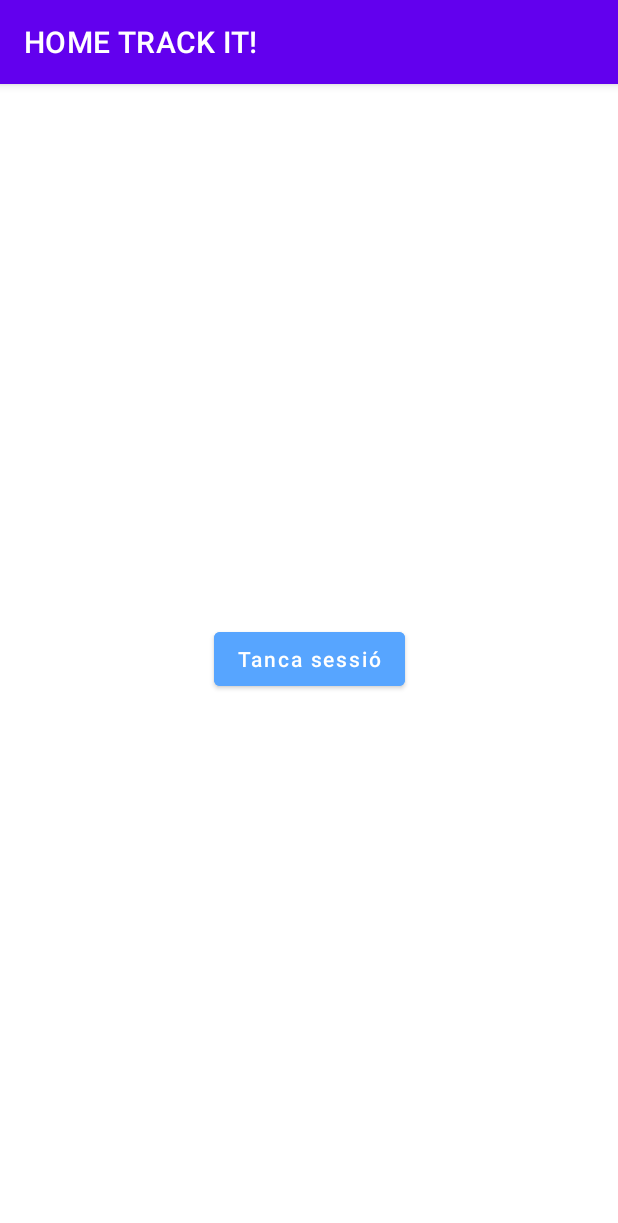
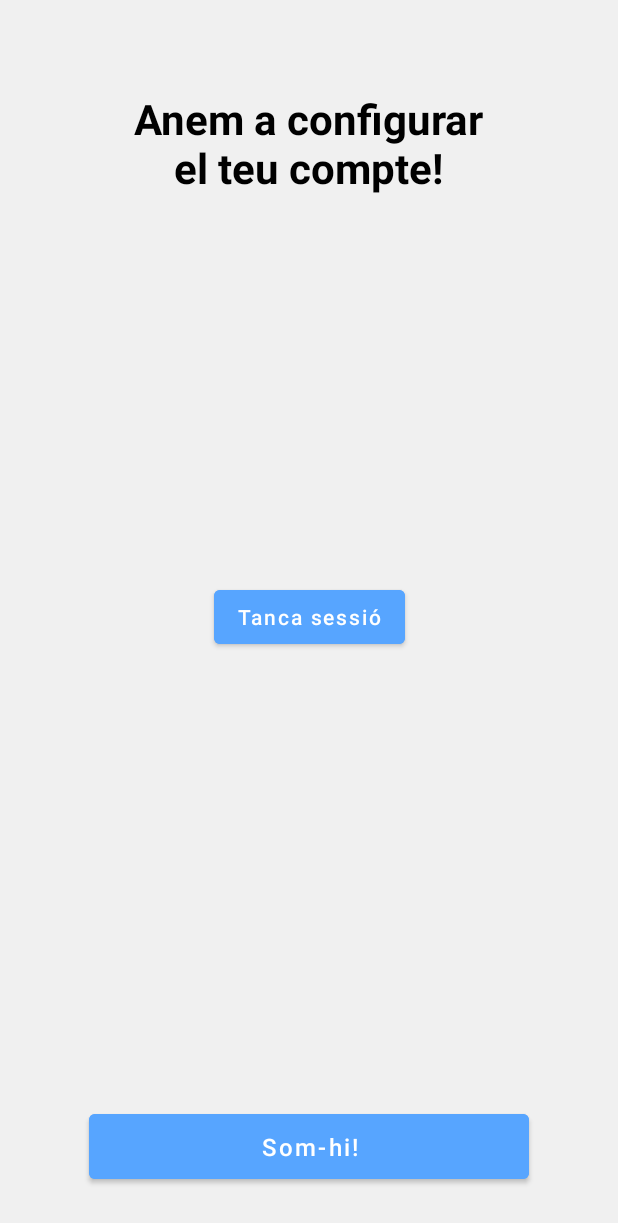
Before and after one commit to xvxnoah/Track-It, an Android app: the Welcome_Page screen opened directly, with no data from a screen before it, on a phone screen of 412 x 824 dp. Shown: the top 1223 px of the screen. Run offline under Robolectric (Android 15) with nearby library versions, the phone set to English and light mode, and no system bars; our stand-ins replace Firebase (no records; nobody signed in at launch, a user with empty details on screens opened directly).

Commit message:
Added some back rows & welcome page

```diff
--- a/app/src/main/AndroidManifest.xml
+++ b/app/src/main/AndroidManifest.xml
@@ -10,6 +10,9 @@
         android:label="@string/app_name"
         android:supportsRtl="true"
         android:theme="@style/Theme.TrackIt">
+        <activity
+            android:name=".Info_Welcome_Page"
+            android:exported="false" />
         <activity
             android:name=".SuccesfulReset"
             android:exported="false" />
--- a/app/src/main/java/com/example/trackit/Splash_Screen.java
+++ b/app/src/main/java/com/example/trackit/Splash_Screen.java
@@ -19,7 +19,7 @@ public class Splash_Screen extends AppCompatActivity {
         new Handler().postDelayed(new Runnable() {
             @Override
             public void run() {
-                Intent i = new Intent(Splash_Screen.this, AuthActivity.class);
+                Intent i = new Intent(Splash_Screen.this, Info_Welcome_Page.class);
 
                 startActivity(i);
 
--- a/app/src/main/java/com/example/trackit/Welcome_Page.java
+++ b/app/src/main/java/com/example/trackit/Welcome_Page.java
@@ -22,9 +22,9 @@ public class Welcome_Page extends AppCompatActivity {
 
     @Override
     protected void onCreate(Bundle savedInstanceState) {
-        setTitle("HOME TRACK IT!");
         super.onCreate(savedInstanceState);
         setContentView(R.layout.activity_welcome_page);
+        getSupportActionBar().hide();
 
         // Save log in status
         SharedPreferences saveSession = getSharedPreferences(getString(R.string.prefs_file), Context.MODE_PRIVATE);
--- a/app/src/main/res/layout/activity_welcome_page.xml
+++ b/app/src/main/res/layout/activity_welcome_page.xml
@@ -4,6 +4,7 @@
     xmlns:tools="http://schemas.android.com/tools"
     android:layout_width="match_parent"
     android:layout_height="match_parent"
+    android:background="@color/softGrey"
     tools:context=".Welcome_Page">
 
     <Button
@@ -18,4 +19,32 @@
         app:layout_constraintStart_toStartOf="parent"
         app:layout_constraintTop_toTopOf="parent"
         app:layout_constraintVertical_bias="0.499" />
+
+    <TextView
+        android:id="@+id/welcomeText"
+        android:layout_width="258dp"
+        android:layout_height="125dp"
+        android:layout_marginTop="60dp"
+        android:text="Anem a configurar el teu compte!"
+        android:textAlignment="center"
+        android:textColor="@color/black"
+        android:textSize="28sp"
+        android:textStyle="bold"
+        app:layout_constraintEnd_toEndOf="parent"
+        app:layout_constraintHorizontal_bias="0.496"
+        app:layout_constraintStart_toStartOf="parent"
+        app:layout_constraintTop_toTopOf="parent" />
+
+    <Button
+        android:id="@+id/button"
+        android:layout_width="293dp"
+        android:layout_height="55dp"
+        android:layout_marginBottom="32dp"
+        android:backgroundTint="@color/mainBlue"
+        android:text="Som-hi!"
+        android:textAllCaps="false"
+        android:textSize="16sp"
+        app:layout_constraintBottom_toBottomOf="parent"
+        app:layout_constraintEnd_toEndOf="parent"
+        app:layout_constraintStart_toStartOf="parent" />
 </androidx.constraintlayout.widget.ConstraintLayout>
--- a/app/src/main/res/values/colors.xml
+++ b/app/src/main/res/values/colors.xml
@@ -21,5 +21,7 @@
     <color name="red">#FF0000</color>
 
     <color name="mainBlue">#57A5FF</color>
+    <color name="softBlue">#B6DCFF</color>
     <color name="lila">#7F3DFF</color>
+    <color name="softGrey">#F0F0F0</color>
 </resources>
```
Also changed, not shown: app/src/main/java/com/example/trackit/AuthActivity.java (+10 -0 lines), app/src/main/java/com/example/trackit/ForgotPassword.java (+17 -0 lines), app/src/main/java/com/example/trackit/Info_Welcome_Page.java (added, +41 -0 lines), app/src/main/java/com/example/trackit/RegisterPage.java (+10 -0 lines), app/src/main/res/layout/activity_auth.xml (+17 -1 lines), app/src/main/res/layout/activity_forgot_password.xml (+17 -1 lines), app/src/main/res/layout/activity_info_welcome_page.xml (added, +44 -0 lines), app/src/main/res/layout/activity_register_page.xml (+16 -1 lines), app/src/main/res/drawable/arrow.png (added).
